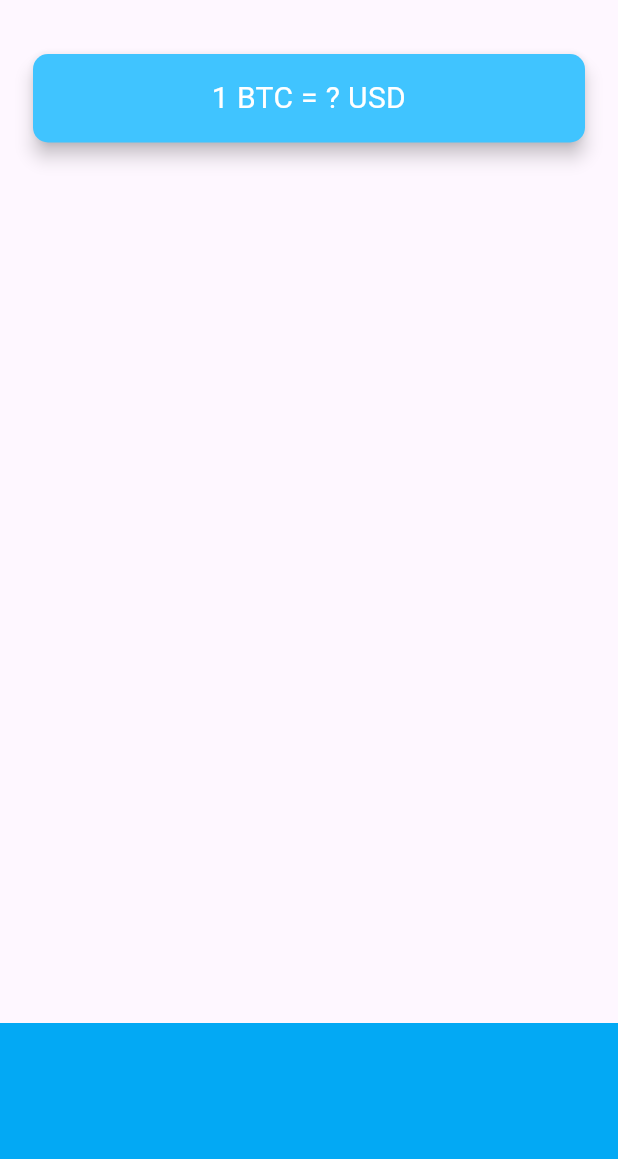
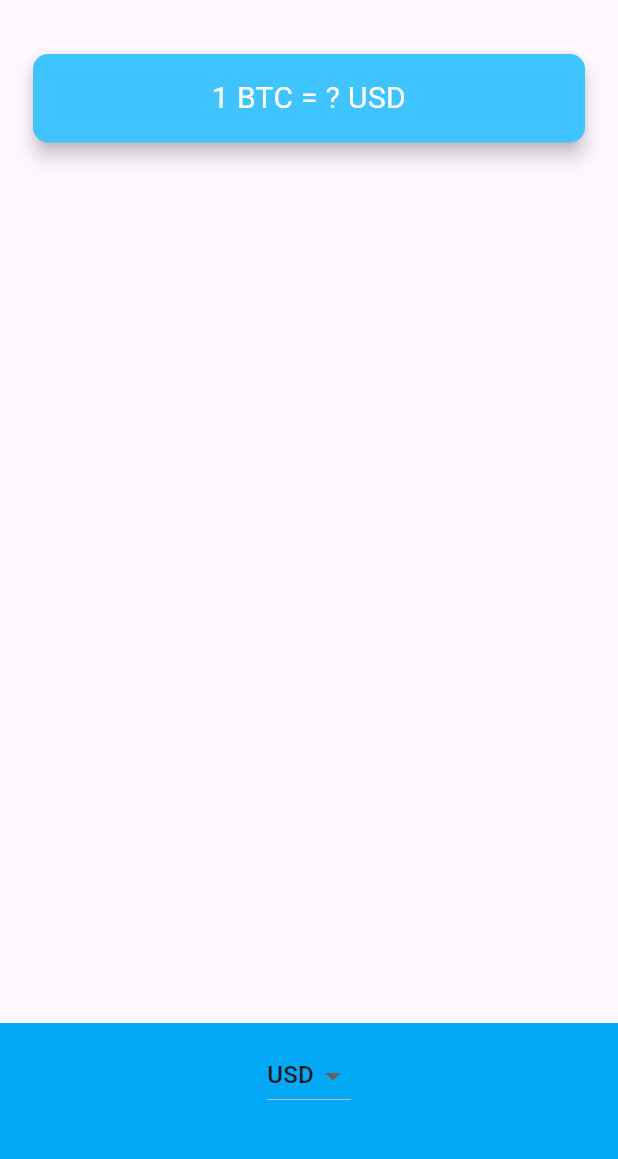
Before and after one commit to nicoleandlilli/bitcoin_ticker, a Flutter app: the screen it shows after launch, on a phone screen of 412 x 824 dp, the part 63-1222 px from its top. Run offline on Flutter 3.47's test engine with Material 3 defaults, Android fonts, the phone set to English and light mode, and no system bars.

Commit message:
添加下拉菜单

```diff
--- a/lib/price_screen.dart
+++ b/lib/price_screen.dart
@@ -1,16 +1,17 @@
-
 import 'package:flutter/cupertino.dart';
 import 'package:flutter/material.dart';
 
-class PriceScreen extends StatefulWidget{
+class PriceScreen extends StatefulWidget {
   @override
   State<StatefulWidget> createState() {
     return _PriceScreenState();
   }
-
 }
 
 class _PriceScreenState extends State<PriceScreen> {
+
+  String selectedCurrency = 'USD';
+
   @override
   Widget build(BuildContext context) {
     return Scaffold(
@@ -20,8 +21,9 @@ class _PriceScreenState extends State<PriceScreen> {
       body: Column(
         mainAxisAlignment: MainAxisAlignment.spaceBetween,
         crossAxisAlignment: CrossAxisAlignment.stretch,
-        children:<Widget>[
-          Padding(padding: EdgeInsets.fromLTRB(18.0, 18.0, 18.0, 0),
+        children: <Widget>[
+          Padding(
+            padding: EdgeInsets.fromLTRB(18.0, 18.0, 18.0, 0),
             child: Card(
               color: Colors.lightBlueAccent,
               elevation: 5.0,
@@ -33,10 +35,7 @@ class _PriceScreenState extends State<PriceScreen> {
                 child: Text(
                   '1 BTC = ? USD',
                   textAlign: TextAlign.center,
-                  style: TextStyle(
-                    fontSize: 20.0,
-                    color: Colors.white
-                  ),
+                  style: TextStyle(fontSize: 20.0, color: Colors.white),
                 ),
               ),
             ),
@@ -47,11 +46,21 @@ class _PriceScreenState extends State<PriceScreen> {
             alignment: Alignment.center,
             padding: EdgeInsets.only(bottom: 30.0),
             color: Colors.lightBlue,
-            child: null,
+            child: DropdownButton<String>(
+              value: selectedCurrency,
+              items: [
+                DropdownMenuItem(child: Text('USD'),value: 'USD',),
+                DropdownMenuItem(child: Text('EUR'),value: 'EUR',),
+                DropdownMenuItem(child: Text('GBP'),value: 'GBP',),
+            ], onChanged: (value){
+
+                setState(() {
+                  selectedCurrency = value!;
+                });
+            },),
           ),
         ],
       ),
     );
   }
-
 }
```
Also changed, not shown: lib/coin_data.dart (added, +29 -0 lines), lib/main.dart (+0 -103 lines).
